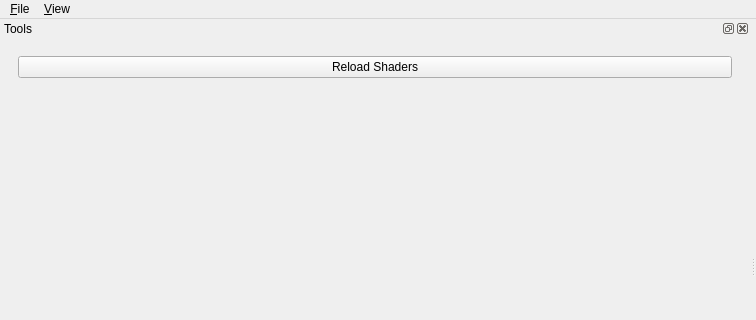
p0iz/Forge, file src/Editor/EditorWindow.ui: the form before one commit; both pictures show x 0 to 756 and y 0 to 320 of the 756 by 535 pixel window.
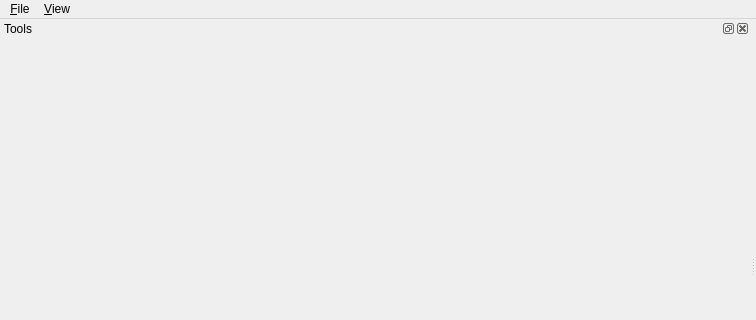
The form after the commit. The open tabs and pages were chosen to show the change.

Patch:
```diff
--- a/src/Editor/EditorWindow.ui
+++ b/src/Editor/EditorWindow.ui
@@ -107,28 +107,7 @@
         </layout>
        </widget>
        <widget class="QWidget" name="page_2">
-        <layout class="QVBoxLayout" name="verticalLayout_3">
-         <item>
-          <widget class="QPushButton" name="reloadShaders">
-           <property name="text">
-            <string>Reload Shaders</string>
-           </property>
-          </widget>
-         </item>
-         <item>
-          <spacer name="verticalSpacer_2">
-           <property name="orientation">
-            <enum>Qt::Vertical</enum>
-           </property>
-           <property name="sizeHint" stdset="0">
-            <size>
-             <width>20</width>
-             <height>40</height>
-            </size>
-           </property>
-          </spacer>
-         </item>
-        </layout>
+        <layout class="QVBoxLayout" name="verticalLayout_3"/>
        </widget>
       </widget>
      </item>
```
Left out of the diff: 11 changed lines with no effect on the pictures.
